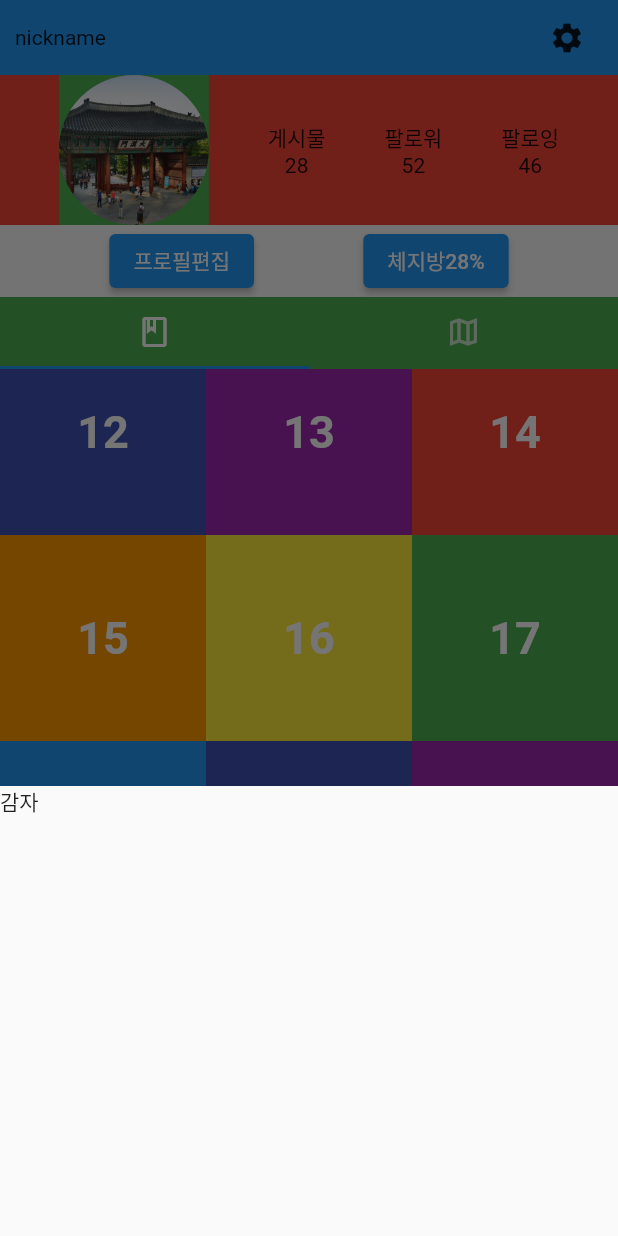
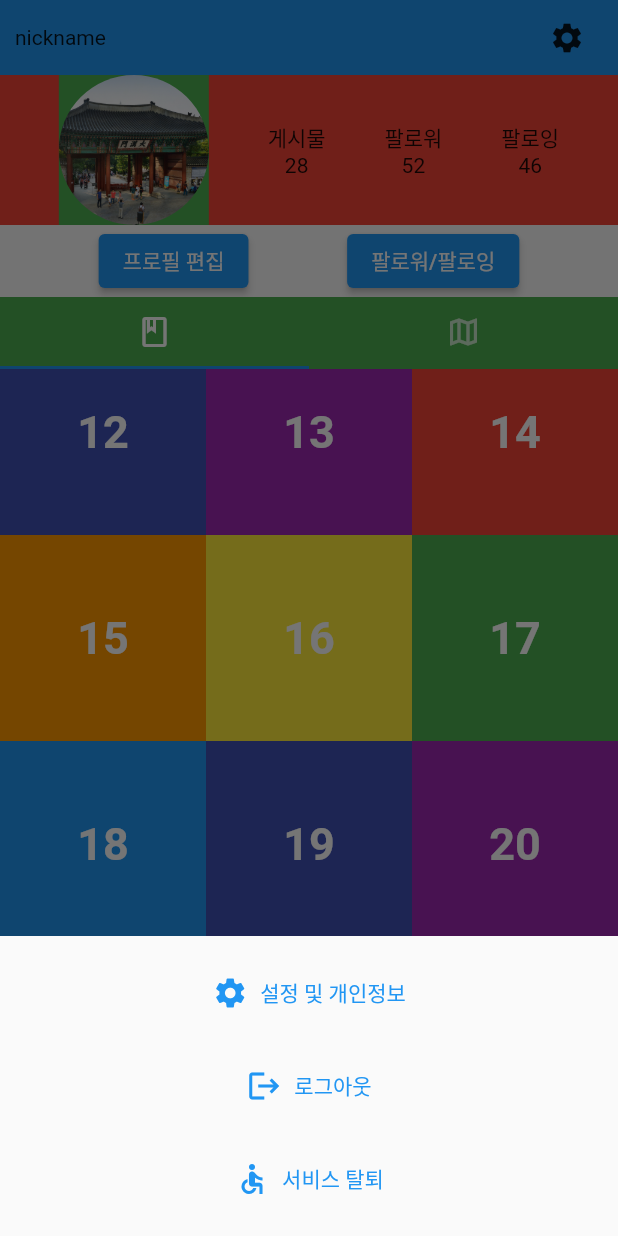
Before and after one commit to Kitjdeh/areastory, a Flutter app: the screen it shows after launch, item 5 of the bottom bar chosen, scrolled down 576 dp, after a tap on the "settings" icon, on a phone screen of 412 x 824 dp. Run offline on Flutter 3.47's test engine with Material 2 defaults, Android fonts, the phone set to English and light mode, and no system bars; our stand-ins replace image_picker; network calls fail.

Commit message:
feat: create mypage -> followpage

```diff
--- a/front/lib/component/mypage/myalbum.dart
+++ b/front/lib/component/mypage/myalbum.dart
@@ -30,7 +30,7 @@
         );
       },
       // 내꺼 아이템의 총 개수.
-      itemCount: 200,
+      itemCount: 100,
     );
   }
 
--- a/front/lib/screen/mypage.dart
+++ b/front/lib/screen/mypage.dart
@@ -1,6 +1,8 @@
 import 'package:flutter/material.dart';
+import 'package:front/component/mypage/follow/follow.dart';
 import 'package:front/component/mypage/mypage_tabbar.dart';
 import 'package:front/constant/mypage_tabs.dart';
+import 'package:front/screen/home_screen.dart';
 
 class MyPageScreen extends StatefulWidget {
   const MyPageScreen({Key? key}) : super(key: key);
@@ -10,12 +12,27 @@
 }
 
 class _MyPageScreenState extends State<MyPageScreen> {
+
+  bool showMyPageScreen = true;
+
   @override
   Widget build(BuildContext context) {
+    return showMyPageScreen ? _buildMyPageScreen() :
+    FollowScreen(
+      onShowMyPageScreenChanged: (val){
+        setState(() {
+          showMyPageScreen = val;
+        });
+      },
+    );
+  }
+
+  Widget _buildMyPageScreen() {
     return Scaffold(
       body: SafeArea(
         child: Column(
-          children: [
+          children:
+          [
             // 1.닉네임, 설정버튼
             Container(
               padding: EdgeInsets.symmetric(horizontal: 10),
@@ -28,17 +45,48 @@
                   // 추후 아이콘 버튼 + Icon이미지 변경
                   IconButton(
                     icon: Icon(Icons.settings),
-                    onPressed: (){
+                    onPressed: () {
                       // 설정버튼 클릭시 하단 모달up
                       showModalBottomSheet(
                           context: context,
                           // 모달 이외 클릭시 모달창 닫힘.
                           isDismissible: true,
-                            builder: (BuildContext context){
+                          builder: (BuildContext context) {
                             return Container(
-                                height: 300,
-                                width: MediaQuery.of(context).size.width,
-                                child: Text("감자"),
+                              height: 200,
+                              width: MediaQuery
+                                  .of(context)
+                                  .size
+                                  .width,
+                              child: Column(
+                                mainAxisAlignment: MainAxisAlignment
+                                    .spaceEvenly,
+                                crossAxisAlignment: CrossAxisAlignment.stretch,
+                                children: [
+                                  TextButton.icon(
+                                    // 아마 라우터로 페이지 이동시켜야될듯?
+                                    onPressed: () {
+                                      print("설정 및 개인정보");
+                                    },
+                                    icon: Icon(Icons.settings),
+                                    label: Text("설정 및 개인정보"),
+                                  ),
+                                  TextButton.icon(
+                                    onPressed: () {
+                                      print("로그아웃");
+                                    },
+                                    icon: Icon(Icons.logout),
+                                    label: Text("로그아웃"),
+                                  ),
+                                  TextButton.icon(
+                                    onPressed: () {
+                                      print("서비스 탈퇴");
+                                    },
+                                    icon: Icon(Icons.accessible_outlined),
+                                    label: Text("서비스 탈퇴"),
+                                  ),
+                                ],
+                              ),
                             );
                           }
                       );
@@ -64,7 +112,8 @@
                     child: ClipRRect(
                       // 가장 완벽한 원을 만드는 방법은 상위가 되었든 뭐든, 높이길이의 50%(높이=넓이)
                       borderRadius: BorderRadius.circular(50),
-                      child: Image.asset('asset/img/test01.jpg', fit: BoxFit.cover,
+                      child: Image.asset(
+                        'asset/img/test01.jpg', fit: BoxFit.cover,
                       ),
                     ),
                   ),
@@ -105,15 +154,17 @@
                 ElevatedButton(
                     style: ElevatedButton.styleFrom(
                     ),
-                    onPressed: (){
+                    onPressed: () {
 
                     },
-                    child: Text("프로필편집")),
+                    child: Text("프로필 편집")),
                 ElevatedButton(
-                    onPressed: (){
-
+                    onPressed: () {
+                      setState(() {
+                        showMyPageScreen = false;
+                      });
                     },
-                    child: Text("체지방28%")),
+                    child: Text("팔로워/팔로잉")),
               ],
             ),
             // 4. 사진첩 및 지도 탭바
```
Also changed, not shown: front/lib/component/mypage/follow/follow.dart (added, +26 -0 lines), front/lib/screen/camera_test.dart (+7 -0 lines), front/lib/screen/home_screen.dart (+20 -0 lines), 1 other file. Lines whose indentation alone changed are shown as unchanged.
